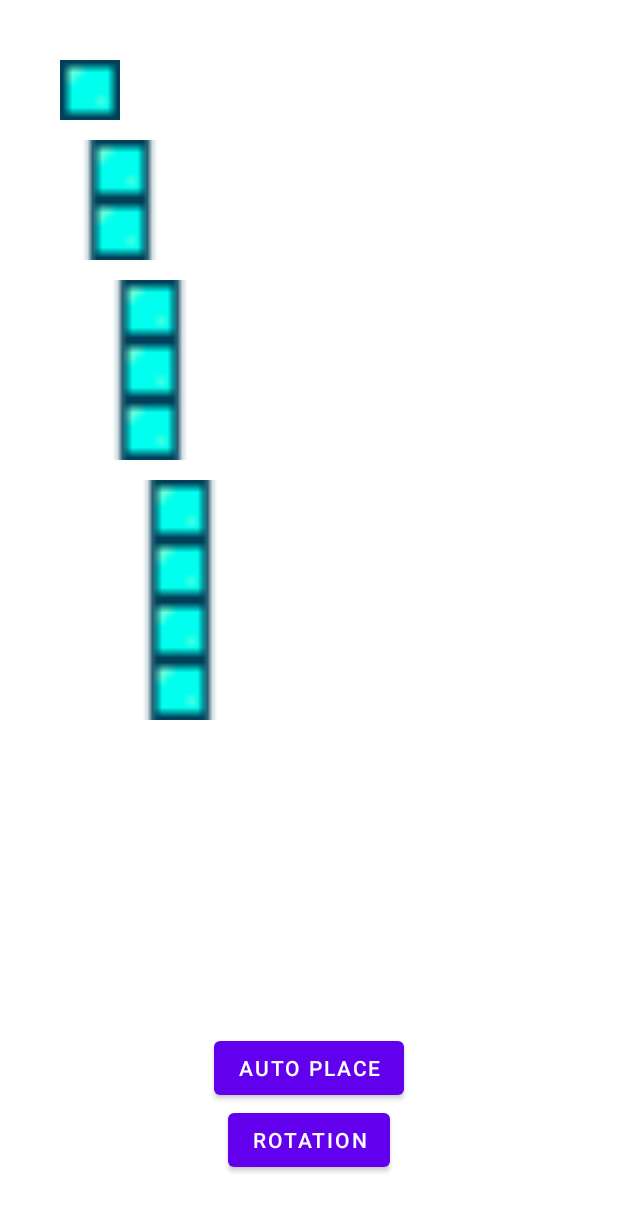
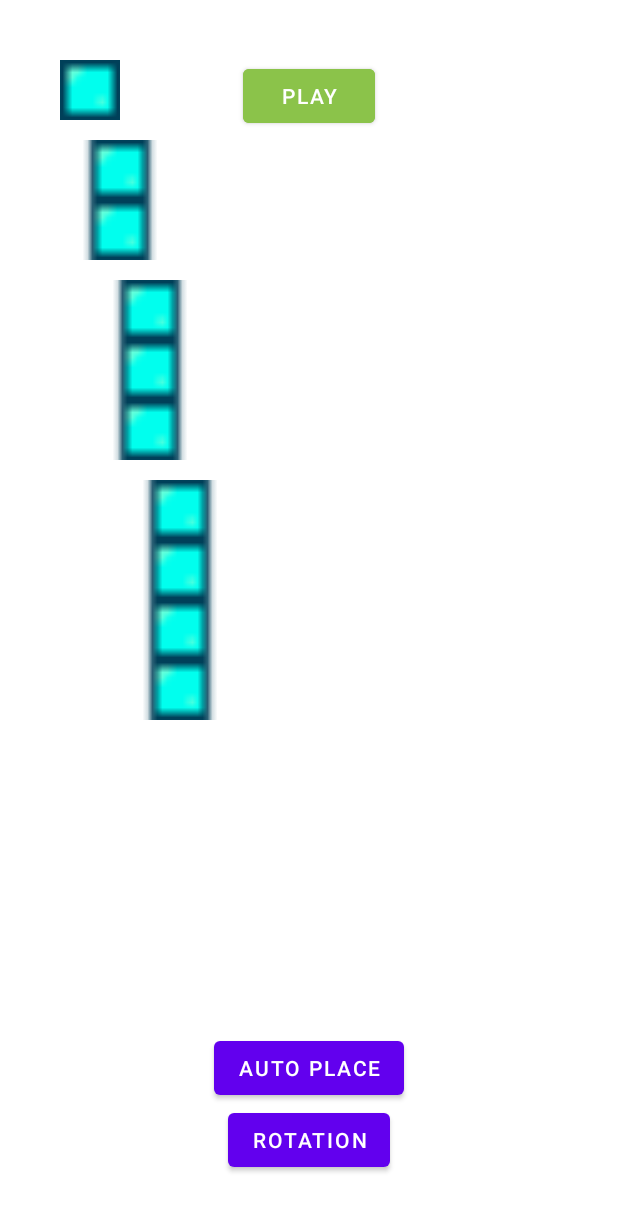
Before and after one commit to cat-crusader/SeaBattle, an Android app: the layout activity_placement_of_ships.xml on its own in the app's theme, with its tools: preview values and no code run, on a phone screen of 412 x 824 dp. Shown: the top 1211 px of the screen. Run offline under Robolectric (Android 15) with nearby library versions, the phone set to English and light mode, and no system bars.

Commit message:
some refactor

```diff
--- a/project/app/src/main/AndroidManifest.xml
+++ b/project/app/src/main/AndroidManifest.xml
@@ -10,10 +10,10 @@
         android:supportsRtl="true"
         android:theme="@style/Theme.SeaBattle">
         <activity
-            android:name=".Game"
+            android:name=".BattleActivity"
             android:exported="false" />
         <activity
-            android:name=".PlacementOfShips"
+            android:name=".PlacementOfShipsActivity"
             android:parentActivityName=".MainActivity"
             android:exported="false" />
         <meta-data
--- a/project/app/src/main/java/com/example/seabattle/MainActivity.java
+++ b/project/app/src/main/java/com/example/seabattle/MainActivity.java
@@ -24,7 +24,7 @@ public class MainActivity extends AppCompatActivity {
             @Override
             public void onClick(View v) {
 
-                Intent intent = new Intent(MainActivity.this,PlacementOfShips.class);
+                Intent intent = new Intent(MainActivity.this, PlacementOfShipsActivity.class);
                 startActivity(intent);
             }
         });
--- a/project/app/src/main/res/layout/activity_placement_of_ships.xml
+++ b/project/app/src/main/res/layout/activity_placement_of_ships.xml
@@ -5,7 +5,7 @@
     xmlns:tools="http://schemas.android.com/tools"
     android:layout_width="match_parent"
     android:layout_height="match_parent"
-    tools:context=".PlacementOfShips"
+    tools:context=".PlacementOfShipsActivity"
     android:layout_margin="60px">
 
     <ImageView
@@ -58,4 +58,12 @@
         android:layout_above="@id/button_rotation"
         android:layout_centerHorizontal="true"
         android:text="Auto Place" />
+
+    <Button
+        android:layout_width="wrap_content"
+        android:layout_height="wrap_content"
+        android:layout_alignParentTop="true"
+        android:layout_centerHorizontal="true"
+        android:backgroundTint="#8BC34A"
+        android:text="Play" />
 </RelativeLayout>
```
Also changed, not shown: project/app/src/main/java/com/example/seabattle/BattleActivity.java (added, +21 -0 lines), project/app/src/main/java/com/example/seabattle/Game.java (deleted, +0 -23 lines), project/app/src/main/java/com/example/seabattle/PlacementOfShipsActivity.java (renamed from project/app/src/main/java/com/example/seabattle/PlacementOfShips.java, +5 -2 lines), project/app/src/main/res/layout/activity_battle.xml (added, +18 -0 lines), project/app/src/main/res/layout/activity_game.xml (deleted, +0 -9 lines).
